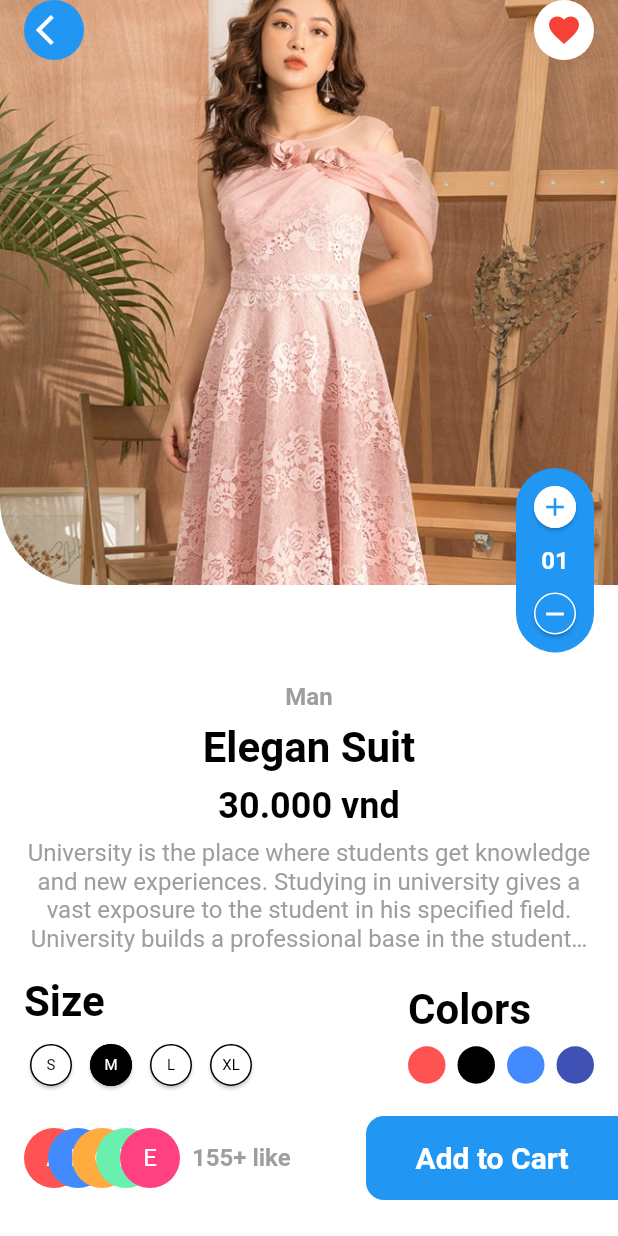
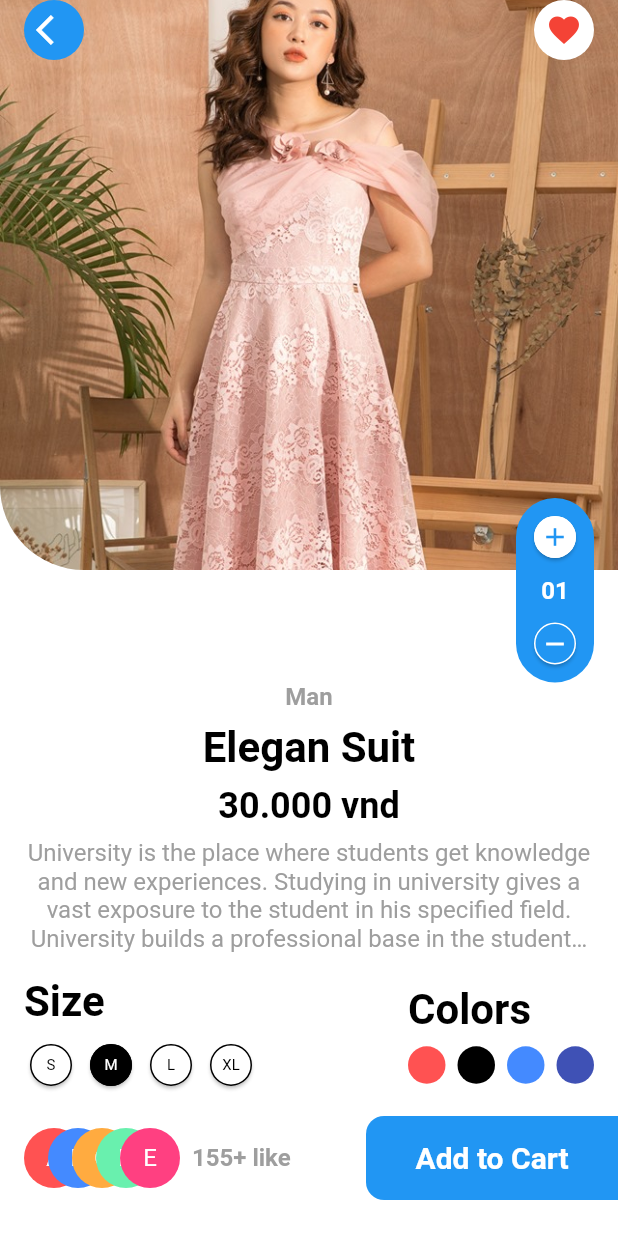
Before and after one commit to phucnguyen1618/fashion_app_ui, a Flutter app: the DetailPage screen opened by its route, on a phone screen of 412 x 824 dp. Run offline on Flutter 3.47's test engine with Material 2 defaults, Android fonts, the phone set to English and light mode, and no system bars; our stand-ins replace get.

Commit message:
Update project ui (20:28 16/12/2021)

```diff
--- a/lib/modules/detail/view/detail_page.dart
+++ b/lib/modules/detail/view/detail_page.dart
@@ -25,7 +25,7 @@ class DetailPage extends StatelessWidget {
                   child: Image.asset(
                     'assets/images/image_02.jpg',
                     width: double.infinity,
-                    height: 390,
+                    height: GetPlatform.isAndroid ? 380 : 460,
                     fit: BoxFit.cover,
                   ),
                 ),
@@ -170,7 +170,7 @@ class DetailPage extends StatelessWidget {
                   ),
                 )),
             Positioned(
-              top: MediaQuery.of(context).size.height / 2 - 100,
+              top: MediaQuery.of(context).size.height / 2 - 80,
               right: 16.0,
               child: columnChooseNumber(),
             ),
```
Also changed, not shown: lib/modules/home/view/menu_app_page.dart (added, +16 -0 lines).
